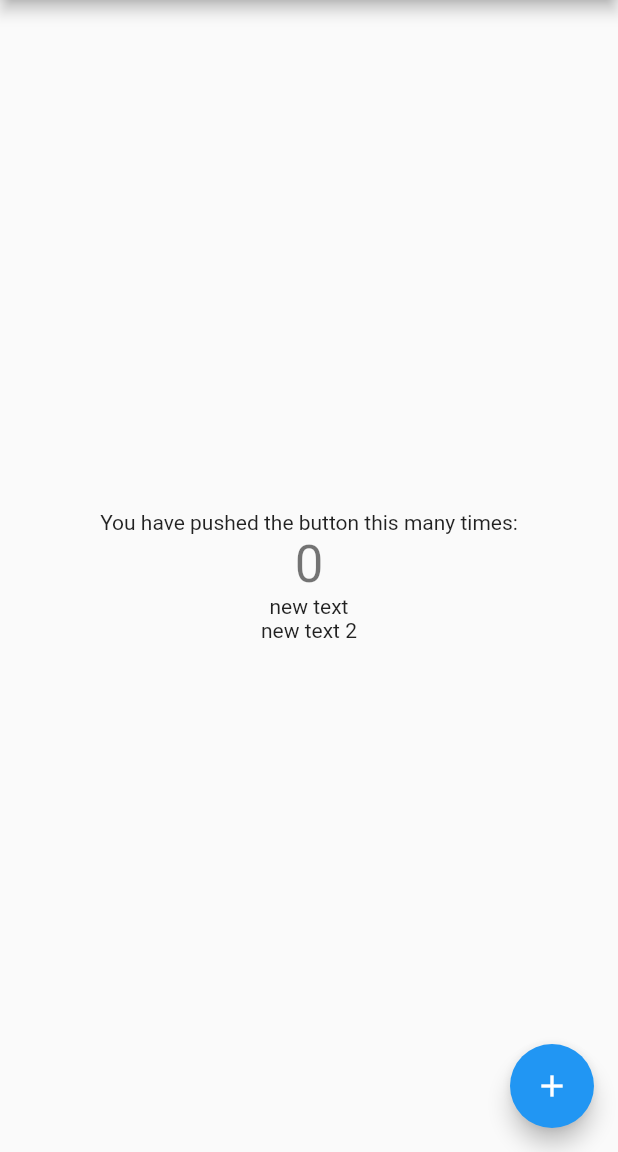
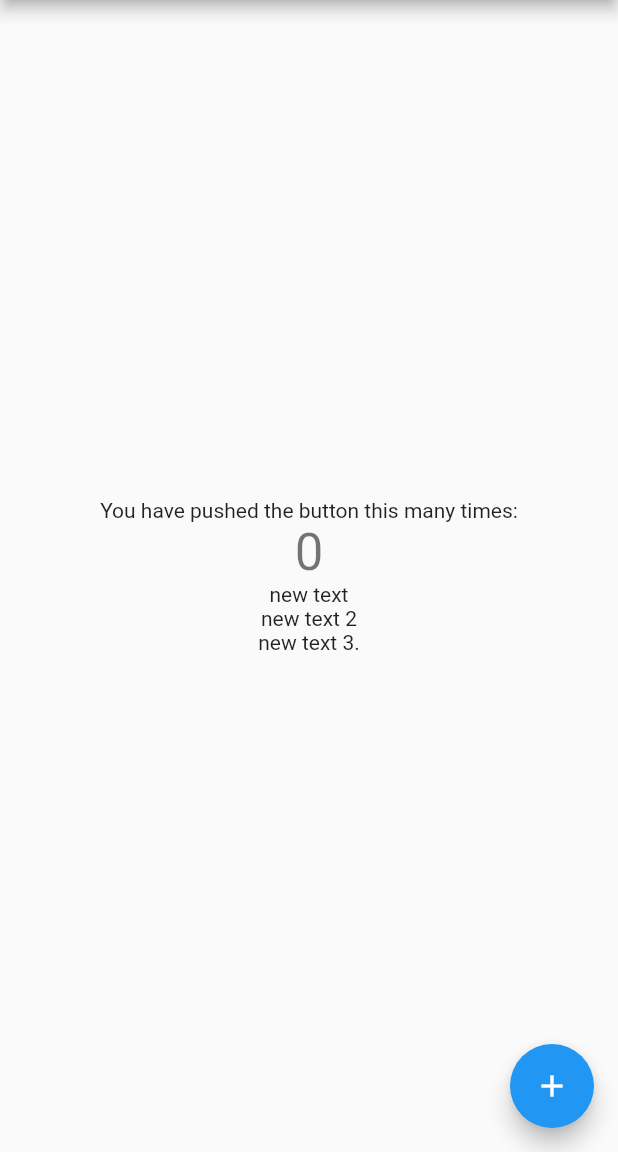
Before and after one commit to CvamKr/git_learning_github, a Flutter app: the screen it shows after launch, on a phone screen of 412 x 824 dp, the part 84-1236 px from its top. Run offline on Flutter 3.47's test engine with Material 2 defaults, Android fonts, the phone set to English and light mode, and no system bars.

Commit message:
added text 3.

```diff
--- a/lib/main.dart
+++ b/lib/main.dart
@@ -76,7 +76,8 @@ class _MyHomePageState extends State<MyHomePage> {
               style: Theme.of(context).textTheme.display1,
             ),
             Text('new text'),
-            Text('new text 2')
+            Text('new text 2'),
+            Text('new text 3.')
           ],
         ),
       ),
```
